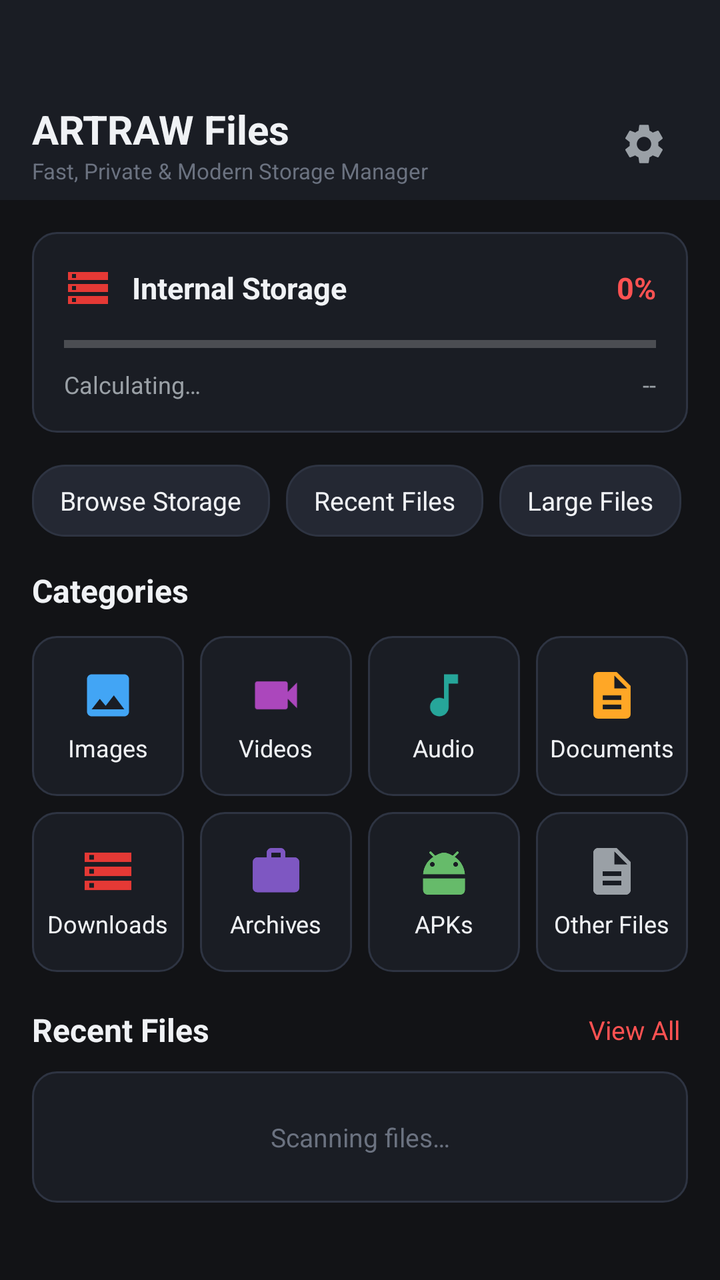
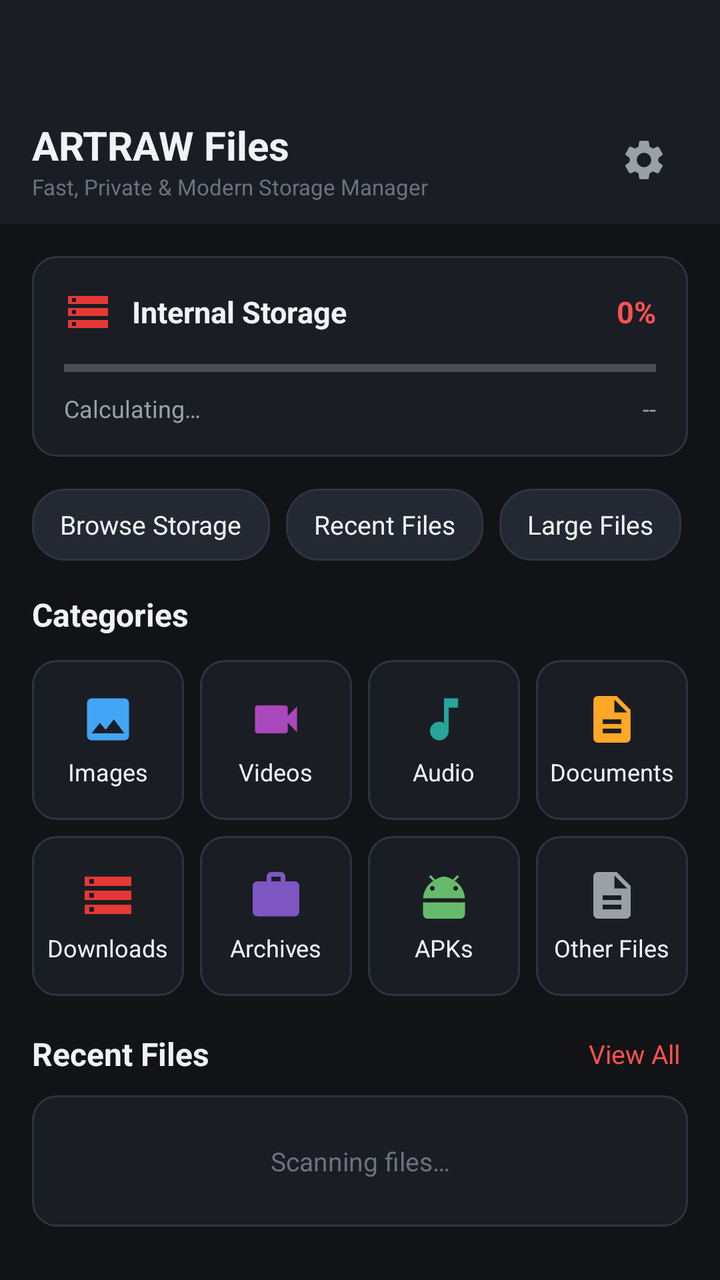

An Android layout rendered at two revisions. The XML below is the earlier revision; the diff shows what the commit changed to produce the second picture.
<!-- AndroidManifest.xml: application theme Theme.ArtrawFiles -->
<!-- res/layout/activity_main.xml -->
<?xml version="1.0" encoding="utf-8"?>
<LinearLayout xmlns:android="http://schemas.android.com/apk/res/android"
    android:layout_width="match_parent"
    android:layout_height="match_parent"
    android:orientation="vertical"
    android:background="@color/bg_dark">

    
    
    <LinearLayout
        android:id="@+id/headerMain"
        android:layout_width="match_parent"
        android:layout_height="wrap_content"
        android:orientation="vertical"
        android:background="@color/surface_dark">

        
        <View
            android:id="@+id/statusBarSpacerMain"
            android:layout_width="match_parent"
            android:layout_height="44dp" />

        <RelativeLayout
            android:layout_width="match_parent"
            android:layout_height="56dp"
            android:paddingStart="16dp"
            android:paddingEnd="16dp">

            <LinearLayout
                android:layout_width="wrap_content"
                android:layout_height="wrap_content"
                android:orientation="vertical"
                android:layout_alignParentStart="true"
                android:layout_centerVertical="true">

                <TextView
                    android:id="@+id/tvAppTitle"
                    android:layout_width="wrap_content"
                    android:layout_height="wrap_content"
                    android:text="@string/app_name"
                    android:textColor="@color/text_primary_dark"
                    android:textSize="20sp"
                    android:textStyle="bold" />

                <TextView
                    android:layout_width="wrap_content"
                    android:layout_height="wrap_content"
                    android:text="@string/app_tagline"
                    android:textColor="@color/text_tertiary_dark"
                    android:textSize="11sp" />
            </LinearLayout>

            <ImageView
                android:id="@+id/btnSettings"
                android:layout_width="44dp"
                android:layout_height="44dp"
                android:layout_alignParentEnd="true"
                android:layout_centerVertical="true"
                android:padding="10dp"
                android:background="?android:attr/selectableItemBackgroundBorderless"
                android:contentDescription="@string/nav_settings"
                android:src="@drawable/ic_settings" />
        </RelativeLayout>
    </LinearLayout>

    
    <ScrollView
        android:id="@+id/scrollMainContent"
        android:layout_width="match_parent"
        android:layout_height="0dp"
        android:layout_weight="1"
        android:clipToPadding="false"
        android:fillViewport="true">

        <LinearLayout
            android:layout_width="match_parent"
            android:layout_height="wrap_content"
            android:orientation="vertical"
            android:padding="16dp">

            
            <LinearLayout
                android:id="@+id/layoutPermissionBanner"
                android:layout_width="match_parent"
                android:layout_height="wrap_content"
                android:orientation="vertical"
                android:background="@drawable/bg_card"
                android:padding="16dp"
                android:layout_marginBottom="16dp"
                android:visibility="gone">

                <TextView
                    android:layout_width="wrap_content"
                    android:layout_height="wrap_content"
                    android:text="@string/perm_title"
                    android:textColor="@color/artraw_crimson_accent"
                    android:textSize="16sp"
                    android:textStyle="bold" />

                <TextView
                    android:layout_width="match_parent"
                    android:layout_height="wrap_content"
                    android:layout_marginTop="6dp"
                    android:text="@string/perm_desc"
                    android:textColor="@color/text_secondary_dark"
                    android:textSize="13sp" />

                <Button
                    android:id="@+id/btnGrantPermission"
                    android:layout_width="wrap_content"
                    android:layout_height="40dp"
                    android:layout_marginTop="12dp"
                    android:background="@drawable/bg_button_primary"
                    android:text="@string/perm_btn_grant"
                    android:textColor="@android:color/white"
                    android:textSize="13sp" />
            </LinearLayout>

            
            <LinearLayout
                android:id="@+id/cardStorage"
                android:layout_width="match_parent"
                android:layout_height="wrap_content"
                android:orientation="vertical"
                android:background="@drawable/bg_card"
                android:padding="16dp"
                android:layout_marginBottom="16dp">

                <RelativeLayout
                    android:layout_width="match_parent"
                    android:layout_height="wrap_content">

                    <ImageView
                        android:id="@+id/iconStorage"
                        android:layout_width="24dp"
                        android:layout_height="24dp"
                        android:src="@drawable/ic_storage"
                        android:layout_alignParentStart="true"
                        android:layout_centerVertical="true" />

                    <TextView
                        android:id="@+id/tvStorageTitle"
                        android:layout_width="wrap_content"
                        android:layout_height="wrap_content"
                        android:layout_toEndOf="@id/iconStorage"
                        android:layout_marginStart="10dp"
                        android:layout_centerVertical="true"
                        android:text="@string/storage_internal"
                        android:textColor="@color/text_primary_dark"
                        android:textSize="15sp"
                        android:textStyle="bold" />

                    <TextView
                        android:id="@+id/tvStoragePercent"
                        android:layout_width="wrap_content"
                        android:layout_height="wrap_content"
                        android:layout_alignParentEnd="true"
                        android:layout_centerVertical="true"
                        android:text="0%"
                        android:textColor="@color/artraw_crimson_accent"
                        android:textSize="15sp"
                        android:textStyle="bold" />
                </RelativeLayout>

                
                <ProgressBar
                    android:id="@+id/progressStorage"
                    style="?android:attr/progressBarStyleHorizontal"
                    android:layout_width="match_parent"
                    android:layout_height="8dp"
                    android:layout_marginTop="12dp"
                    android:max="100"
                    android:progress="0"
                    android:progressTint="@color/artraw_crimson" />

                <RelativeLayout
                    android:layout_width="match_parent"
                    android:layout_height="wrap_content"
                    android:layout_marginTop="8dp">

                    <TextView
                        android:id="@+id/tvStorageUsed"
                        android:layout_width="wrap_content"
                        android:layout_height="wrap_content"
                        android:layout_alignParentStart="true"
                        android:text="Calculating…"
                        android:textColor="@color/text_secondary_dark"
                        android:textSize="12sp" />

                    <TextView
                        android:id="@+id/tvStorageFree"
                        android:layout_width="wrap_content"
                        android:layout_height="wrap_content"
                        android:layout_alignParentEnd="true"
                        android:text="--"
                        android:textColor="@color/text_secondary_dark"
                        android:textSize="12sp" />
                </RelativeLayout>
            </LinearLayout>

            
            <HorizontalScrollView
                android:layout_width="match_parent"
                android:layout_height="wrap_content"
                android:scrollbars="none"
                android:layout_marginBottom="16dp">

                <LinearLayout
                    android:layout_width="wrap_content"
                    android:layout_height="wrap_content"
                    android:orientation="horizontal">

                    <TextView
                        android:id="@+id/chipBrowseAll"
                        android:layout_width="wrap_content"
                        android:layout_height="36dp"
                        android:background="@drawable/bg_badge"
                        android:gravity="center"
                        android:paddingStart="14dp"
                        android:paddingEnd="14dp"
                        android:text="@string/action_browse_all"
                        android:textColor="@color/text_primary_dark"
                        android:textSize="13sp" />

                    <TextView
                        android:id="@+id/chipRecent"
                        android:layout_width="wrap_content"
                        android:layout_height="36dp"
                        android:layout_marginStart="8dp"
                        android:background="@drawable/bg_badge"
                        android:gravity="center"
                        android:paddingStart="14dp"
                        android:paddingEnd="14dp"
                        android:text="@string/action_recent"
                        android:textColor="@color/text_primary_dark"
                        android:textSize="13sp" />

                    <TextView
                        android:id="@+id/chipLargeFiles"
                        android:layout_width="wrap_content"
                        android:layout_height="36dp"
                        android:layout_marginStart="8dp"
                        android:background="@drawable/bg_badge"
                        android:gravity="center"
                        android:paddingStart="14dp"
                        android:paddingEnd="14dp"
                        android:text="@string/action_large_files"
                        android:textColor="@color/text_primary_dark"
                        android:textSize="13sp" />

                    <TextView
                        android:id="@+id/chipDuplicates"
                        android:layout_width="wrap_content"
                        android:layout_height="36dp"
                        android:layout_marginStart="8dp"
                        android:background="@drawable/bg_badge"
                        android:gravity="center"
                        android:paddingStart="14dp"
                        android:paddingEnd="14dp"
                        android:text="@string/action_duplicates"
                        android:textColor="@color/text_primary_dark"
                        android:textSize="13sp" />
                </LinearLayout>
            </HorizontalScrollView>

            
            <TextView
                android:layout_width="wrap_content"
                android:layout_height="wrap_content"
                android:text="Categories"
                android:textColor="@color/text_primary_dark"
                android:textSize="16sp"
                android:textStyle="bold"
                android:layout_marginBottom="12dp" />

            
            <LinearLayout
                android:layout_width="match_parent"
                android:layout_height="wrap_content"
                android:orientation="horizontal"
                android:layout_marginBottom="8dp">

                
                <LinearLayout
                    android:id="@+id/catImages"
                    android:layout_width="0dp"
                    android:layout_height="80dp"
                    android:layout_weight="1"
                    android:orientation="vertical"
                    android:background="@drawable/bg_card"
                    android:gravity="center"
                    android:clickable="true"
                    android:focusable="true">

                    <ImageView
                        android:layout_width="28dp"
                        android:layout_height="28dp"
                        android:src="@drawable/ic_image" />

                    <TextView
                        android:layout_width="wrap_content"
                        android:layout_height="wrap_content"
                        android:layout_marginTop="4dp"
                        android:text="@string/cat_images"
                        android:textColor="@color/text_primary_dark"
                        android:textSize="12sp" />
                </LinearLayout>

                
                <LinearLayout
                    android:id="@+id/catVideos"
                    android:layout_width="0dp"
                    android:layout_height="80dp"
                    android:layout_weight="1"
                    android:layout_marginStart="8dp"
                    android:orientation="vertical"
                    android:background="@drawable/bg_card"
                    android:gravity="center"
                    android:clickable="true"
                    android:focusable="true">

                    <ImageView
                        android:layout_width="28dp"
                        android:layout_height="28dp"
                        android:src="@drawable/ic_video" />

                    <TextView
                        android:layout_width="wrap_content"
                        android:layout_height="wrap_content"
                        android:layout_marginTop="4dp"
                        android:text="@string/cat_videos"
                        android:textColor="@color/text_primary_dark"
                        android:textSize="12sp" />
                </LinearLayout>

                
                <LinearLayout
                    android:id="@+id/catAudio"
                    android:layout_width="0dp"
                    android:layout_height="80dp"
                    android:layout_weight="1"
                    android:layout_marginStart="8dp"
                    android:orientation="vertical"
                    android:background="@drawable/bg_card"
                    android:gravity="center"
                    android:clickable="true"
                    android:focusable="true">

                    <ImageView
                        android:layout_width="28dp"
                        android:layout_height="28dp"
                        android:src="@drawable/ic_audio" />

                    <TextView
                        android:layout_width="wrap_content"
                        android:layout_height="wrap_content"
                        android:layout_marginTop="4dp"
                        android:text="@string/cat_audio"
                        android:textColor="@color/text_primary_dark"
                        android:textSize="12sp" />
                </LinearLayout>

                
                <LinearLayout
                    android:id="@+id/catDocuments"
                    android:layout_width="0dp"
                    android:layout_height="80dp"
                    android:layout_weight="1"
                    android:layout_marginStart="8dp"
                    android:orientation="vertical"
                    android:background="@drawable/bg_card"
                    android:gravity="center"
                    android:clickable="true"
                    android:focusable="true">

                    <ImageView
                        android:layout_width="28dp"
                        android:layout_height="28dp"
                        android:src="@drawable/ic_document" />

                    <TextView
                        android:layout_width="wrap_content"
                        android:layout_height="wrap_content"
                        android:layout_marginTop="4dp"
                        android:text="@string/cat_documents"
                        android:textColor="@color/text_primary_dark"
                        android:textSize="12sp" />
                </LinearLayout>
            </LinearLayout>

            
            <LinearLayout
                android:layout_width="match_parent"
                android:layout_height="wrap_content"
                android:orientation="horizontal"
                android:layout_marginBottom="16dp">

                
                <LinearLayout
                    android:id="@+id/catDownloads"
                    android:layout_width="0dp"
                    android:layout_height="80dp"
                    android:layout_weight="1"
                    android:orientation="vertical"
                    android:background="@drawable/bg_card"
                    android:gravity="center"
                    android:clickable="true"
                    android:focusable="true">

                    <ImageView
                        android:layout_width="28dp"
                        android:layout_height="28dp"
                        android:src="@drawable/ic_storage" />

                    <TextView
                        android:layout_width="wrap_content"
                        android:layout_height="wrap_content"
                        android:layout_marginTop="4dp"
                        android:text="@string/cat_downloads"
                        android:textColor="@color/text_primary_dark"
                        android:textSize="12sp" />
                </LinearLayout>

                
                <LinearLayout
                    android:id="@+id/catArchives"
                    android:layout_width="0dp"
                    android:layout_height="80dp"
                    android:layout_weight="1"
                    android:layout_marginStart="8dp"
                    android:orientation="vertical"
                    android:background="@drawable/bg_card"
                    android:gravity="center"
                    android:clickable="true"
                    android:focusable="true">

                    <ImageView
                        android:layout_width="28dp"
                        android:layout_height="28dp"
                        android:src="@drawable/ic_archive" />

                    <TextView
                        android:layout_width="wrap_content"
                        android:layout_height="wrap_content"
                        android:layout_marginTop="4dp"
                        android:text="@string/cat_archives"
                        android:textColor="@color/text_primary_dark"
                        android:textSize="12sp" />
                </LinearLayout>

                
                <LinearLayout
                    android:id="@+id/catApks"
                    android:layout_width="0dp"
                    android:layout_height="80dp"
                    android:layout_weight="1"
                    android:layout_marginStart="8dp"
                    android:orientation="vertical"
                    android:background="@drawable/bg_card"
                    android:gravity="center"
                    android:clickable="true"
                    android:focusable="true">

                    <ImageView
                        android:layout_width="28dp"
                        android:layout_height="28dp"
                        android:src="@drawable/ic_apk" />

                    <TextView
                        android:layout_width="wrap_content"
                        android:layout_height="wrap_content"
                        android:layout_marginTop="4dp"
                        android:text="@string/cat_apks"
                        android:textColor="@color/text_primary_dark"
                        android:textSize="12sp" />
                </LinearLayout>

                
                <LinearLayout
                    android:id="@+id/catOther"
                    android:layout_width="0dp"
                    android:layout_height="80dp"
                    android:layout_weight="1"
                    android:layout_marginStart="8dp"
                    android:orientation="vertical"
                    android:background="@drawable/bg_card"
                    android:gravity="center"
                    android:clickable="true"
                    android:focusable="true">

                    <ImageView
                        android:layout_width="28dp"
                        android:layout_height="28dp"
                        android:src="@drawable/ic_file" />

                    <TextView
                        android:layout_width="wrap_content"
                        android:layout_height="wrap_content"
                        android:layout_marginTop="4dp"
                        android:text="@string/cat_other"
                        android:textColor="@color/text_primary_dark"
                        android:textSize="12sp" />
                </LinearLayout>
            </LinearLayout>

            
            <RelativeLayout
                android:layout_width="match_parent"
                android:layout_height="wrap_content"
                android:layout_marginBottom="8dp">

                <TextView
                    android:layout_width="wrap_content"
                    android:layout_height="wrap_content"
                    android:text="@string/action_recent"
                    android:textColor="@color/text_primary_dark"
                    android:textSize="16sp"
                    android:textStyle="bold"
                    android:layout_alignParentStart="true"
                    android:layout_centerVertical="true" />

                <TextView
                    android:id="@+id/btnViewAllRecent"
                    android:layout_width="wrap_content"
                    android:layout_height="wrap_content"
                    android:layout_alignParentEnd="true"
                    android:layout_centerVertical="true"
                    android:text="View All"
                    android:textColor="@color/artraw_crimson_accent"
                    android:textSize="13sp"
                    android:padding="4dp" />
            </RelativeLayout>

            
            <LinearLayout
                android:id="@+id/layoutRecentList"
                android:layout_width="match_parent"
                android:layout_height="wrap_content"
                android:orientation="vertical"
                android:background="@drawable/bg_card"
                android:padding="8dp">

                <TextView
                    android:id="@+id/tvRecentEmpty"
                    android:layout_width="match_parent"
                    android:layout_height="wrap_content"
                    android:gravity="center"
                    android:padding="16dp"
                    android:text="@string/state_loading"
                    android:textColor="@color/text_tertiary_dark"
                    android:textSize="13sp" />
            </LinearLayout>
        </LinearLayout>
    </ScrollView>
</LinearLayout>
<!-- resources referenced by this layout -->
<resources>
  <color name="artraw_crimson">#E53935</color>
  <color name="artraw_crimson_accent">#FF5252</color>
  <color name="bg_dark">#121316</color>
  <color name="surface_dark">#1A1D24</color>
  <color name="text_primary_dark">#F0F2F5</color>
  <color name="text_secondary_dark">#9AA0A6</color>
  <color name="text_tertiary_dark">#6B7280</color>
  <!-- drawable bg_badge (drawable) -->
  <?xml version="1.0" encoding="utf-8"?>
  <shape xmlns:android="http://schemas.android.com/apk/res/android"
      android:shape="rectangle">
      <solid android:color="@color/surface_elevated_dark" />
      <corners android:radius="16dp" />
      <stroke
          android:width="1dp"
          android:color="@color/border_dark" />
  </shape>
  <!-- drawable bg_button_primary (drawable) -->
  <?xml version="1.0" encoding="utf-8"?>
  <shape xmlns:android="http://schemas.android.com/apk/res/android"
      android:shape="rectangle">
      <solid android:color="@color/artraw_crimson" />
      <corners android:radius="8dp" />
  </shape>
  <!-- drawable bg_card (drawable) -->
  <?xml version="1.0" encoding="utf-8"?>
  <shape xmlns:android="http://schemas.android.com/apk/res/android"
      android:shape="rectangle">
      <solid android:color="@color/surface_dark" />
      <corners android:radius="12dp" />
      <stroke
          android:width="1dp"
          android:color="@color/border_dark" />
  </shape>
  <!-- drawable ic_audio (drawable) -->
  <vector xmlns:android="http://schemas.android.com/apk/res/android"
      android:width="24dp"
      android:height="24dp"
      android:viewportWidth="24"
      android:viewportHeight="24">
      <path
          android:fillColor="#26A69A"
          android:pathData="M12,3v10.55c-0.59,-0.34 -1.27,-0.55 -2,-0.55 -2.21,0 -4,1.79 -4,4s1.79,4 4,4 4,-1.79 4,-4V7h4V3h-6z"/>
  </vector>
  <!-- drawable ic_storage (drawable) -->
  <vector xmlns:android="http://schemas.android.com/apk/res/android"
      android:width="24dp"
      android:height="24dp"
      android:viewportWidth="24"
      android:viewportHeight="24">
      <path
          android:fillColor="#E53935"
          android:pathData="M2,20h20v-4H2v4zm2,-3h2v2H4v-2zM2,4v4h20V4H2zm4,3H4V5h2v2zm-4,7h20v-4H2v4zm2,-3h2v2H4v-2z"/>
  </vector>
  <!-- drawable ic_video (drawable) -->
  <vector xmlns:android="http://schemas.android.com/apk/res/android"
      android:width="24dp"
      android:height="24dp"
      android:viewportWidth="24"
      android:viewportHeight="24">
      <path
          android:fillColor="#AB47BC"
          android:pathData="M17,10.5V7c0,-0.55 -0.45,-1 -1,-1H4c-0.55,0 -1,0.45 -1,1v10c0,0.55 0.45,1 1,1h12c0.55,0 1,-0.45 1,-1v-3.5l4,4v-11l-4,4z"/>
  </vector>
  <string name="action_browse_all">Browse Storage</string>
  <string name="action_duplicates">Duplicate Finder</string>
  <string name="action_large_files">Large Files</string>
  <string name="action_recent">Recent Files</string>
  <string name="app_name">ARTRAW Files</string>
  <string name="app_tagline">Fast, Private &amp; Modern Storage Manager</string>
  <string name="cat_apks">APKs</string>
  <string name="cat_archives">Archives</string>
  <string name="cat_audio">Audio</string>
  <string name="cat_documents">Documents</string>
  <string name="cat_downloads">Downloads</string>
  <string name="cat_images">Images</string>
  <string name="cat_other">Other Files</string>
  <string name="cat_videos">Videos</string>
  <string name="nav_settings">Settings</string>
  <string name="perm_btn_grant">Grant All Files Access</string>
  <string name="perm_desc">ARTRAW Files requires All Files Access permission to browse, copy, organize, and inspect files on your device. Android 11+ manages file access via system settings.</string>
  <string name="perm_title">Storage Access Required</string>
  <string name="state_loading">Scanning files…</string>
  <string name="storage_internal">Internal Storage</string>
  <color name="surface_elevated_dark">#242833</color>
  <color name="border_dark">#2E3442</color>
  <color name="artraw_crimson_dark">#B71C1C</color>
  <!-- unchanged entries left out for length: 7 -->
</resources>

<!-- the commit's change to res/layout/activity_main.xml (unified diff, before → after) -->
@@ -12,19 +12,18 @@
         android:layout_width="match_parent"
         android:layout_height="wrap_content"
         android:orientation="vertical"
-        android:background="@color/surface_dark">
-
-        
-        <View
-            android:id="@+id/statusBarSpacerMain"
+        android:background="@color/surface_dark"
+        android:paddingTop="48dp">
+
+        <RelativeLayout
+            android:id="@+id/headerContentMain"
             android:layout_width="match_parent"
-            android:layout_height="44dp" />
-
-        <RelativeLayout
-            android:layout_width="match_parent"
-            android:layout_height="56dp"
+            android:layout_height="wrap_content"
+            android:minHeight="64dp"
             android:paddingStart="16dp"
-            android:paddingEnd="16dp">
+            android:paddingEnd="16dp"
+            android:paddingTop="8dp"
+            android:paddingBottom="8dp">
 
             <LinearLayout
                 android:layout_width="wrap_content"
